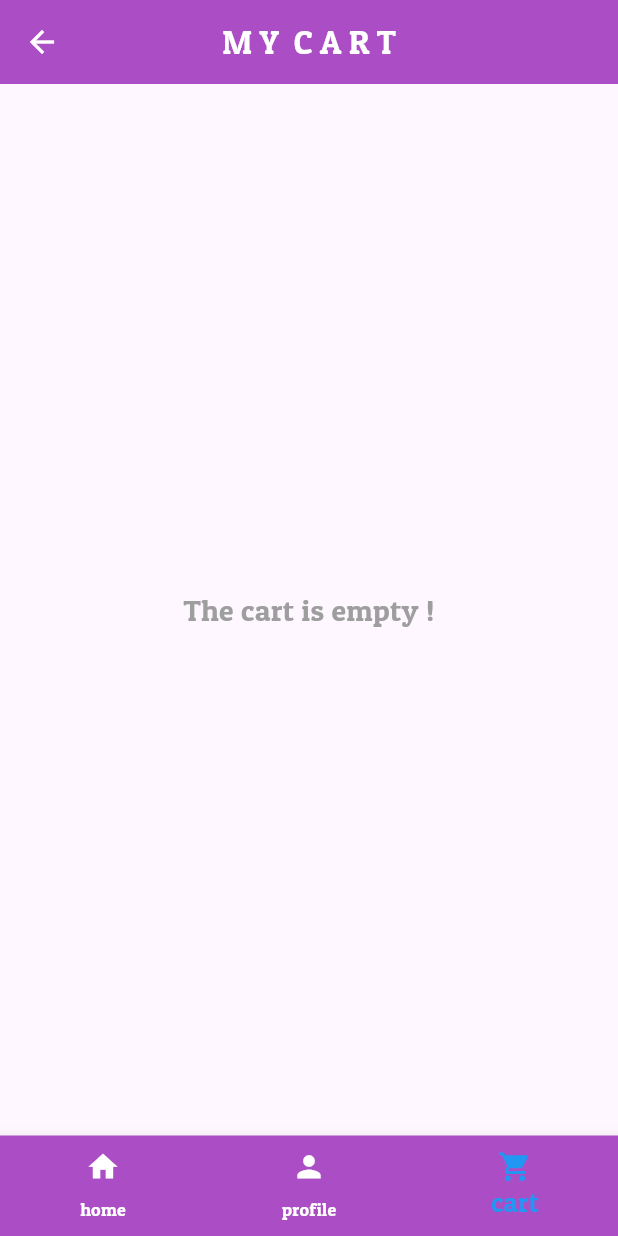
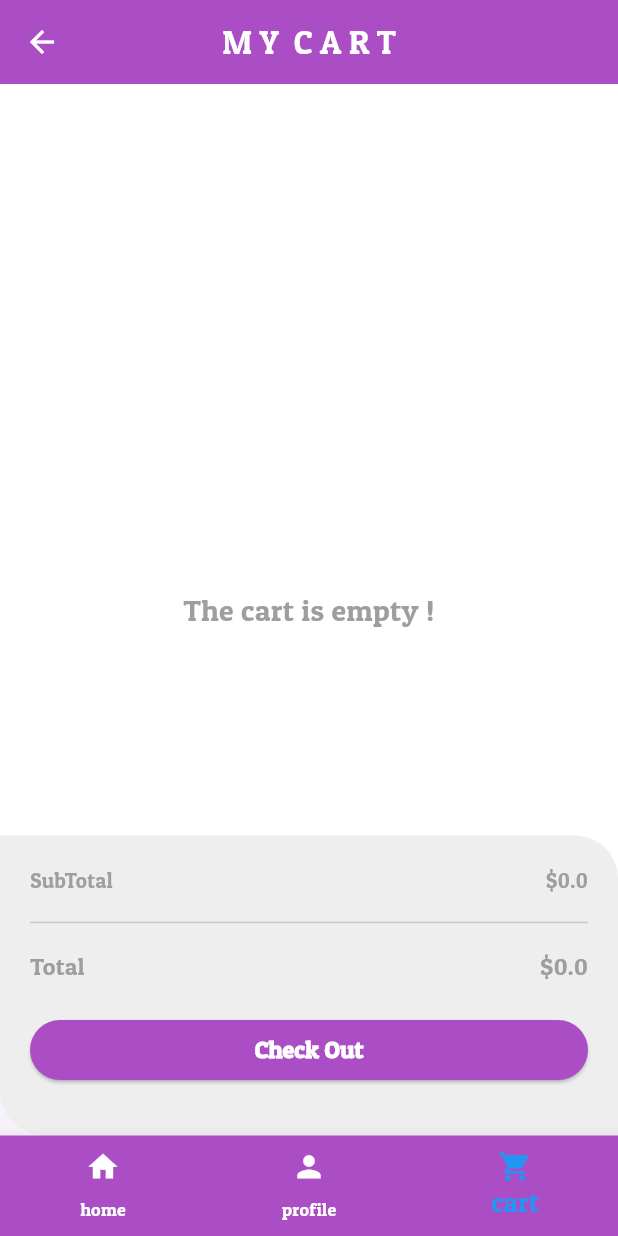
Before and after one commit to adeeb9248/PLProject, a Flutter app: the Navigatorbar screen opened by its route, item 3 of the bottom bar chosen, on a phone screen of 412 x 824 dp. Run offline on Flutter 3.47's test engine with Material 3 defaults, Android fonts, the phone set to English and light mode, and no system bars; our stand-ins replace animated_splash_screen, image_picker, lottie, modal_progress_hud_nsn; accounts and stored records are empty; network calls fail.

Commit message:
cart screen and provider screen

```diff
--- a/lib/main.dart
+++ b/lib/main.dart
@@ -1,4 +1,5 @@
 import 'package:delivery_app/models/user_info_model.dart';
+import 'package:delivery_app/providers/add_to_cart_provider.dart';
 import 'package:delivery_app/providers/product_details_provider.dart';
 import 'package:delivery_app/providers/products_provider.dart';
 import 'package:delivery_app/providers/stores_provider.dart';
@@ -22,6 +23,7 @@ void main()  {
   runApp(
     MultiProvider(
       providers: [
+        ChangeNotifierProvider(create: (context)=>AddToCartProvider()),
         ChangeNotifierProvider(create: (context) => ProductDetailsProvider()),
         ChangeNotifierProvider(create: (context) => ProductsProvider()),
         ChangeNotifierProvider(create: (context) => StoresProvider()),
--- a/lib/models/product.dart
+++ b/lib/models/product.dart
@@ -5,8 +5,8 @@ class Product {
   String? description;
   int? storeId;
   String? image;
-  int? quantity;
-
+  dynamic quantity;
+  dynamic quantityToSend = 1;
   Product(
       {this.id,
       this.name,
--- /dev/null
+++ b/lib/providers/add_to_cart_provider.dart
@@ -0,0 +1,49 @@
+import 'package:delivery_app/models/product.dart';
+import 'package:flutter/material.dart';
+import 'package:provider/provider.dart';
+
+class AddToCartProvider extends ChangeNotifier {
+  final List<Product> _cart = [];
+  List<Product> get cart => _cart;
+
+  void toogleFavorite(Product product) {
+    if (_cart.contains(product)) {
+      for (Product element in _cart) {
+        element.quantityToSend++;
+      }
+    } else {
+      _cart.add(product);
+    }
+    notifyListeners();
+  }
+
+  increamnt(int index) {
+    _cart[index].quantityToSend++;
+    notifyListeners();
+  }
+
+  decreamnt(int index) {
+    if (_cart[index].quantityToSend <= 1) {
+      print("here");
+      return;
+    }
+    _cart[index].quantityToSend--;
+    notifyListeners();
+  }
+
+  totalPrice() {
+    double myTotal = 0.0;
+    for (Product element in _cart) {
+      double price= double.parse ( element.price!.trim().replaceAll("\$", ""));
+      myTotal += price  * element.quantityToSend;
+    }
+    return myTotal;
+  }
+
+  static AddToCartProvider of(BuildContext context, {bool listen = true}) {
+    return Provider.of<AddToCartProvider>(
+      context,
+      listen: listen,
+    );
+  }
+}
--- /dev/null
+++ b/lib/screens/cart_screen/widgets/checkout.dart
@@ -0,0 +1,95 @@
+import 'package:delivery_app/constants.dart';
+import 'package:delivery_app/providers/add_to_cart_provider.dart';
+import 'package:flutter/material.dart';
+
+class Checkout extends StatelessWidget {
+  const Checkout({super.key});
+
+  @override
+  Widget build(BuildContext context) {
+    final provider = AddToCartProvider.of(context);
+    return Container(
+      height: 200,
+      width: double.infinity,
+      decoration: BoxDecoration(
+        color: Colors.grey.shade200,
+        borderRadius:const BorderRadius.only(
+          topRight: Radius.circular(30),
+          bottomLeft: Radius.circular(30),
+        ),
+      ),
+      padding: EdgeInsets.all(20),
+      child: Column(
+        children: [
+          // TextField(
+          //   decoration: InputDecoration(
+          //     border: OutlineInputBorder(
+          //     borderRadius: BorderRadius.circular(30),
+          //     borderSide: BorderSide.none ),
+          //     contentPadding: EdgeInsets.symmetric(vertical: 5,horizontal: 15,),
+          //     filled: true,
+          //    fillColor: Colors.white
+          //   ),
+          // )
+
+          // SizedBox(height: 20),
+          Row(
+            mainAxisAlignment: MainAxisAlignment.spaceBetween,
+            children: [
+              Text(
+                "SubTotal",
+                style: TextStyle(
+                    //fontWeight: FontWeight.bold,
+                    color: Colors.grey,
+                    fontSize: 14),
+              ),
+              Text(
+                "\$${provider.totalPrice()}",
+                style: TextStyle(
+                    //fontWeight: FontWeight.bold,
+                    color: Colors.grey,
+                    fontSize: 14),
+              ),
+            ],
+          ),
+          SizedBox(height: 10),
+          Divider(),
+          SizedBox(height: 10),
+          Row(
+            mainAxisAlignment: MainAxisAlignment.spaceBetween,
+            children: [
+              Text(
+                "Total",
+                style: TextStyle(
+                    // fontWeight: FontWeight.bold,
+                    color: Colors.grey,
+                    fontSize: 16),
+              ),
+              Text(
+                "\$${provider.totalPrice()}",
+                style: TextStyle(
+                    //   fontWeight: FontWeight.bold,
+                    color: Colors.grey,
+                    fontSize: 16),
+              ),
+            ],
+          ),
+          SizedBox(height: 20),
+          ElevatedButton(
+              style: ElevatedButton.styleFrom(
+                backgroundColor: kPrimaryColor,
+                minimumSize: Size(double.infinity, 40),
+              ),
+              onPressed: () {},
+              child: Text(
+                "Check Out",
+                style: TextStyle(
+                    fontWeight: FontWeight.bold,
+                    fontSize: 16,
+                    color: Colors.white),
+              ))
+        ],
+      ),
+    );
+  }
+}
--- a/lib/screens/home_screen/widgets/navigatorBar.dart
+++ b/lib/screens/home_screen/widgets/navigatorBar.dart
@@ -1,5 +1,6 @@
 import 'package:delivery_app/constants.dart';
 import 'package:delivery_app/screens/cart_screen/cart_screen.dart';
+import 'package:delivery_app/screens/cart_screen/widgets/checkout.dart';
 import 'package:delivery_app/screens/home_screen/home_screen.dart';
 import 'package:delivery_app/screens/info_personal/info_personal_screen.dart';
 import 'package:flutter/material.dart';
@@ -24,21 +25,23 @@ class _NavigatorbarState extends State<Navigatorbar> {
       selectedIndex = index;
       print(index);
     });
-
-    // Navigator.pushAndRemoveUntil(
-    //     context,
-    //     MaterialPageRoute(builder: (context) => pages[index]),
-    //     (route) => false);
   }
 
   @override
   Widget build(BuildContext context) {
     return Scaffold(
+      bottomSheet: selectedIndex==2?
+      Checkout():null
+      ,
+      backgroundColor: Colors.white,
       appBar: selectedIndex == 0
           ? AppBar(
               title: const Text(
                 'Home Page',
-                style: TextStyle(color: Colors.white),
+                style: TextStyle(
+                  color: Colors.white,
+                  fontSize: 18,
+                ),
               ),
               backgroundColor: kPrimaryColor,
             )
```
Also changed, not shown: lib/screens/cart_screen/cart_screen.dart (+132 -72 lines), lib/screens/home_screen/home_screen.dart (+6 -2 lines), lib/screens/products_screen/product_details_screen.dart (+12 -25 lines), lib/screens/products_screen/products_screen.dart (+14 -5 lines), lib/screens/products_screen/widgets/addTo_cart_botton.dart (added, +44 -0 lines), lib/screens/stores_screen/stores_screen.dart (+8 -2 lines).
